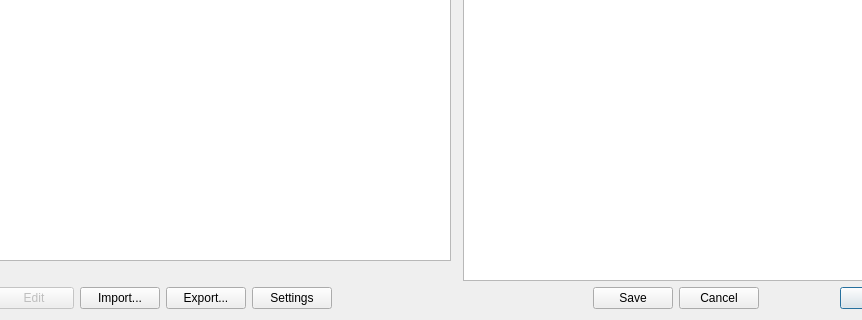
Above: sources/materiallist/materialselectiondialog.ui from qelectrotech/qelectrotech-source-mirror before the change; both pictures show x 103 to 965 and y 480 to 800 of the 1120 by 800 pixel window. Below: the same form after it.
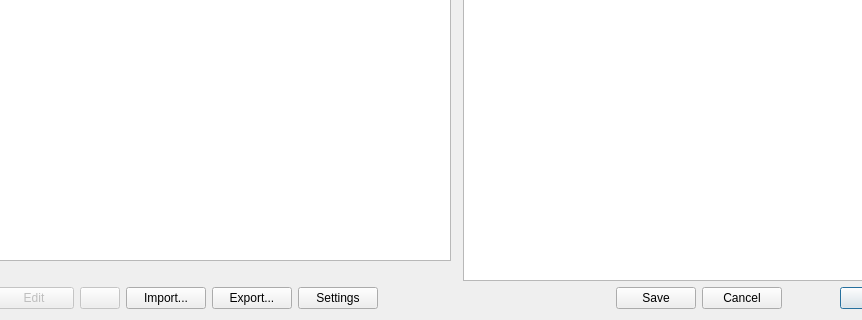
That is the form after the change.

Commit message: feat(materiallist): add remove button and tree context menu

```diff
--- a/sources/materiallist/materialselectiondialog.ui
+++ b/sources/materiallist/materialselectiondialog.ui
@@ -221,6 +221,19 @@
        </property>
       </widget>
      </item>
+     <item>
+      <widget class="QPushButton" name="m_remove_entry_btn">
+       <property name="enabled">
+        <bool>false</bool>
+       </property>
+       <property name="toolTip">
+        <string extracomment="button removing the selected row(s) from the material list file">Remove selected item(s) from the list</string>
+       </property>
+       <property name="text">
+        <string/>
+       </property>
+      </widget>
+     </item>
      <item>
       <widget class="QPushButton" name="m_import_btn">
        <property name="toolTip">
```
The commit also changes 5 other files.
